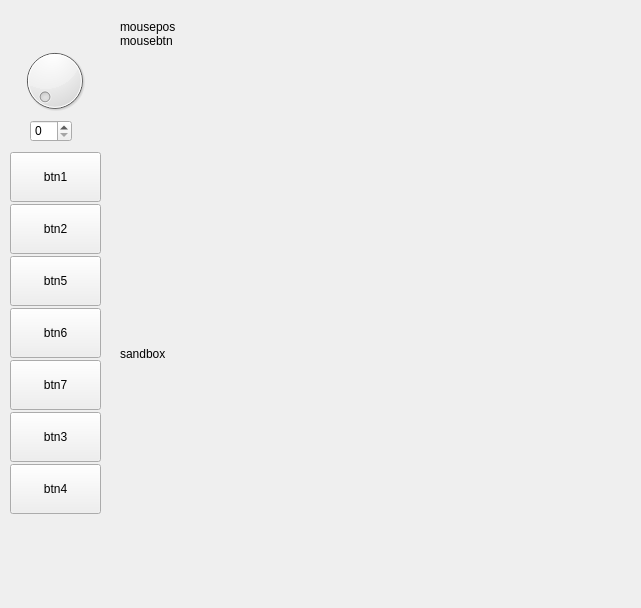
arrgn/PhysCalc, file src/Third_window.ui: the form before one commit.
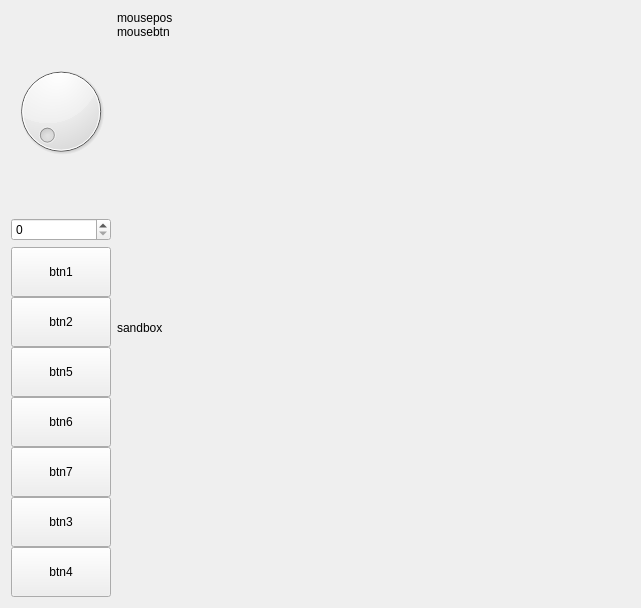
The form after the commit.

The edit to the form file:
```diff
--- a/src/Third_window.ui
+++ b/src/Third_window.ui
@@ -13,15 +13,8 @@
   <property name="windowTitle">
    <string>Form</string>
   </property>
-  <widget class="QWidget" name="layoutWidget">
-   <property name="geometry">
-    <rect>
-     <x>10</x>
-     <y>150</y>
-     <width>91</width>
-     <height>371</height>
-    </rect>
-   </property>
+  <layout class="QGridLayout" name="gridLayout">
+   <item row="2" column="0">
    <layout class="QVBoxLayout" name="verticalLayout_3">
     <property name="spacing">
      <number>0</number>
@@ -166,16 +159,8 @@
      </widget>
     </item>
    </layout>
-  </widget>
-  <widget class="QWidget" name="verticalLayoutWidget">
-   <property name="geometry">
-    <rect>
-     <x>120</x>
-     <y>20</y>
-     <width>502</width>
-     <height>619</height>
-    </rect>
-   </property>
+   </item>
+   <item row="0" column="1" rowspan="3">
    <layout class="QVBoxLayout" name="vl2">
     <property name="spacing">
      <number>0</number>
@@ -257,27 +242,14 @@
      </widget>
     </item>
    </layout>
-  </widget>
-  <widget class="QDial" name="dial">
-   <property name="geometry">
-    <rect>
-     <x>19</x>
-     <y>40</y>
-     <width>71</width>
-     <height>81</height>
-    </rect>
-   </property>
-  </widget>
-  <widget class="QSpinBox" name="spinBox">
-   <property name="geometry">
-    <rect>
-     <x>30</x>
-     <y>120</y>
-     <width>42</width>
-     <height>22</height>
-    </rect>
-   </property>
-  </widget>
+   </item>
+   <item row="1" column="0">
+    <widget class="QSpinBox" name="spinBox"/>
+   </item>
+   <item row="0" column="0">
+    <widget class="QDial" name="dial"/>
+   </item>
+  </layout>
  </widget>
  <resources/>
  <connections/>
```
Lines whose indentation alone changed are shown as unchanged.
